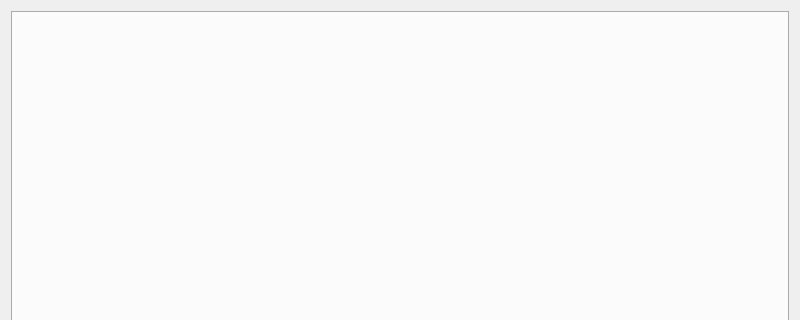
This is src/ui/xmpp/gkxmppmessagedialog.ui in GekkoFyre/small-world-deluxe as Qt 5 draws it before an edit; both pictures show x 0 to 800 and y 0 to 320 of the 800 by 600 pixel window. The edited form follows.
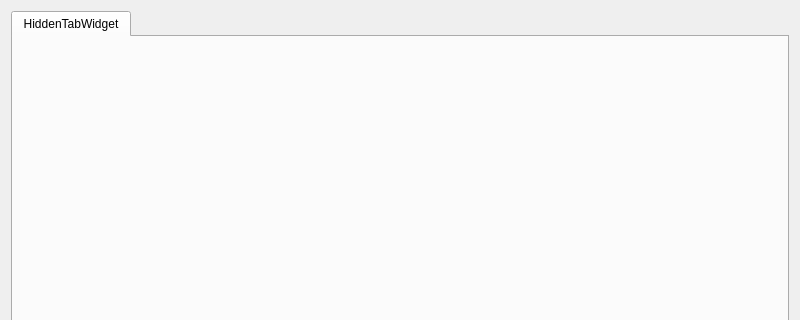
This is the edited form.

Commit message: * Opening tabs dynamically with regards to, `src/ui/xmpp/gkxmppmessagedialog.ui`, now works as intended! So we can thusly move towards implementing any features related to such and therefore fix related bugs as they crop up.

Diff of the .ui file:
```diff
--- a/src/ui/xmpp/gkxmppmessagedialog.ui
+++ b/src/ui/xmpp/gkxmppmessagedialog.ui
@@ -25,6 +25,11 @@
      <property name="currentIndex">
       <number>-1</number>
      </property>
+     <widget class="QWidget" name="tab">
+      <attribute name="title">
+       <string>HiddenTabWidget</string>
+      </attribute>
+     </widget>
     </widget>
    </item>
   </layout>
```
Left out of the diff: 2 changed lines with no effect on the pictures. The commit also changes 7 other files.
